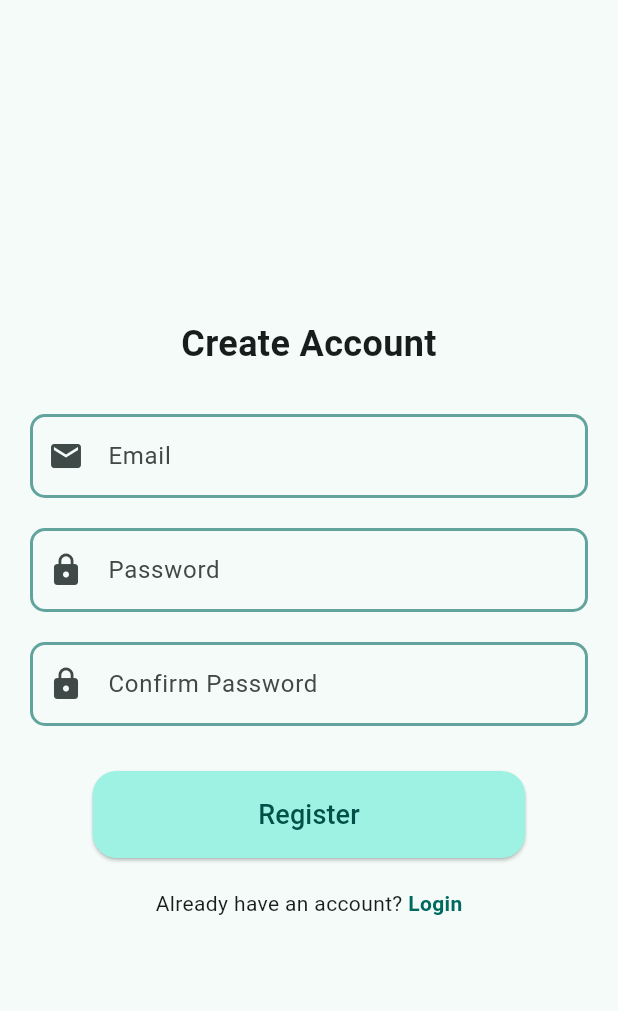
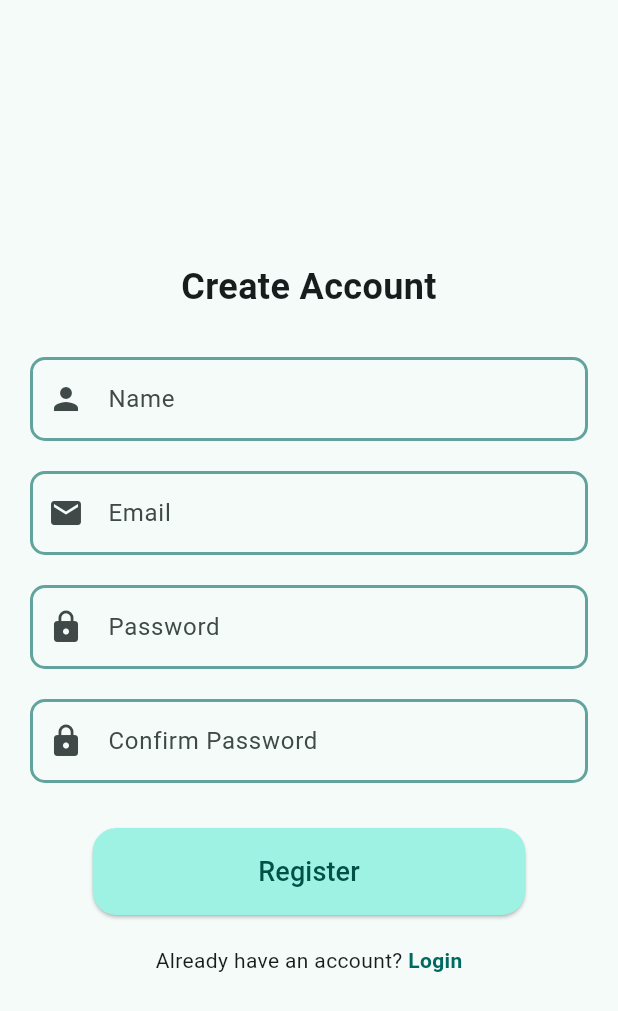
Before and after one commit to lyfesan/fp_ppb, a Flutter app: the RegisterScreen screen opened directly, on a phone screen of 412 x 824 dp. Shown: the top 1011 px of the screen. Run offline on Flutter 3.47's test engine with Material 3 defaults, Android fonts, the phone set to English and light mode, and no system bars; our stand-ins replace cloud_firestore, firebase_auth, firebase_core; accounts and stored records are empty.

```diff
--- a/lib/views/screens/home_page.dart
+++ b/lib/views/screens/home_page.dart
@@ -1,7 +1,6 @@
 import 'package:cloud_firestore/cloud_firestore.dart';
-import 'package:fp_ppb/services/firestore.dart';
+import 'package:fp_ppb/services/firestore_service.dart';
 import 'package:flutter/material.dart';
-
 import '../../services/firebase_auth_service.dart';
 
 class HomePage extends StatefulWidget {
--- a/lib/views/screens/register_screen.dart
+++ b/lib/views/screens/register_screen.dart
@@ -12,6 +12,7 @@ class RegisterScreen extends StatefulWidget {
 
 class _RegisterScreenState extends State<RegisterScreen> {
   final _formKey = GlobalKey<FormState>();
+  final _nameController = TextEditingController();
   final _emailController = TextEditingController();
   final _passwordController = TextEditingController();
   final _confirmPasswordController = TextEditingController();
@@ -36,6 +37,7 @@ class _RegisterScreenState extends State<RegisterScreen> {
         final userCredential = await FirebaseAuthService.signUpWithEmailAndPassword(
           email: _emailController.text.trim(),
           password: _passwordController.text.trim(),
+          name: _nameController.text.trim(),
         );
 
         if (userCredential == null) {
@@ -65,6 +67,7 @@ class _RegisterScreenState extends State<RegisterScreen> {
 
   @override
   void dispose() {
+    _nameController.dispose();
     _emailController.dispose();
     _passwordController.dispose();
     _confirmPasswordController.dispose();
@@ -89,6 +92,49 @@ class _RegisterScreenState extends State<RegisterScreen> {
                   textAlign: TextAlign.center,
                 ),
                 const SizedBox(height: 30),
+                TextFormField(
+                  controller: _nameController,
+                  keyboardType: TextInputType.name,
+                  decoration: InputDecoration(
+                    label: Text('Name'),
+                    prefixIcon: const Icon(Icons.person),
+                    hintText: 'Enter your name',
+                    // filled: true,
+                    // fillColor: Colors.grey[100],
+                    focusedBorder: OutlineInputBorder(
+                      borderSide: BorderSide(
+                        color: Theme.of(context).colorScheme.primary,
+                        width: 2.5,
+                      ),
+                      borderRadius: BorderRadius.circular(16),
+                    ),
+                    enabledBorder: OutlineInputBorder(
+                      borderSide: BorderSide(
+                        color: Theme.of(context).colorScheme.primary.withValues(alpha: 0.6),
+                        width: 2,
+                      ),
+                      borderRadius: BorderRadius.circular(10),
+                    ),
+                    border: OutlineInputBorder(
+                      borderSide: BorderSide(
+                        color: Theme.of(context).colorScheme.primary,
+                        width: 2,
+                      ),
+                      borderRadius: BorderRadius.circular(10),
+                    ),
+                  ),
+                  cursorColor: Theme.of(context).colorScheme.primary,
+                  style: TextStyle(
+                    color: Theme.of(context).colorScheme.onSurface,
+                  ),
+                  validator: (value) {
+                    if (value == null || value.isEmpty) {
+                      return 'Please enter your name';
+                    }
+                    return null;
+                  },
+                ),
+                const SizedBox(height: 20),
                 TextFormField(
                   controller: _emailController,
                   keyboardType: TextInputType.emailAddress,
```
Also changed, not shown: lib/services/firebase_auth_service.dart (+42 -77 lines), lib/services/firestore_service.dart (+98 -3 lines).
